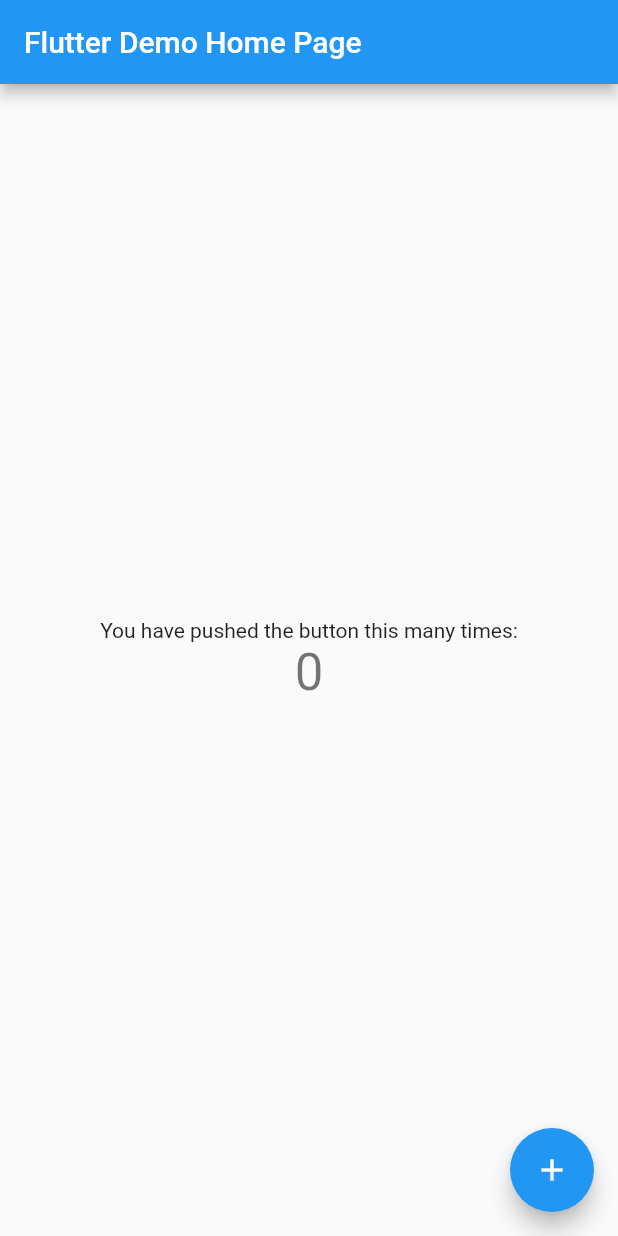
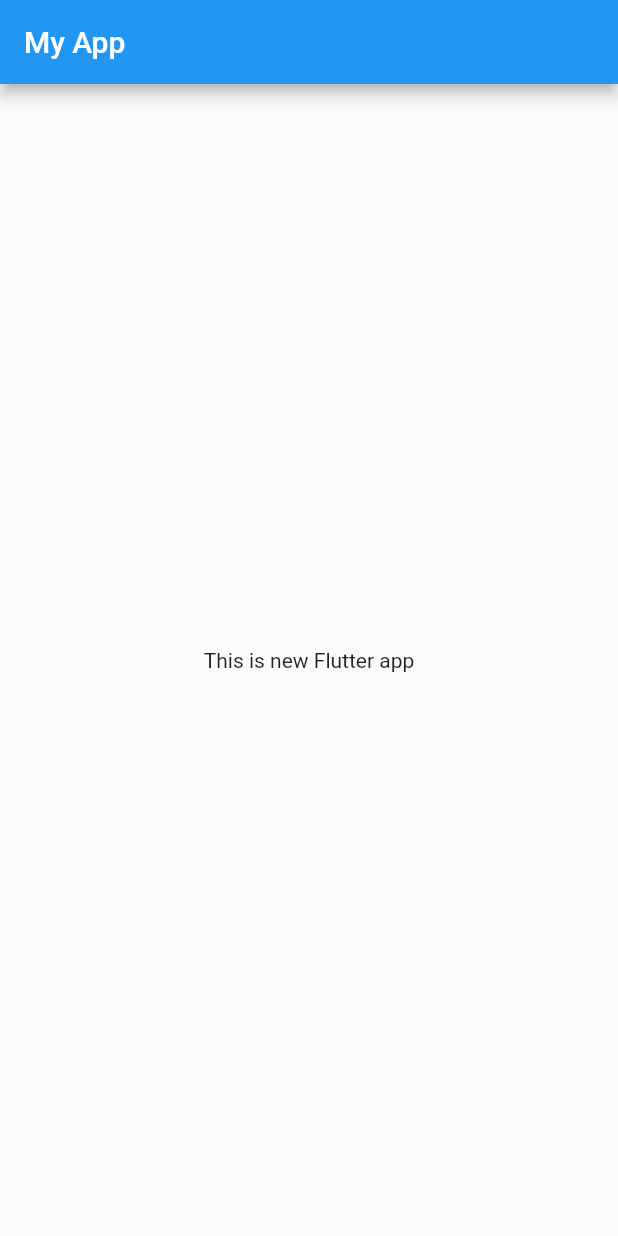
Before and after one commit to Mehar-IT/Flutter-Project, a Flutter app: the screen it shows after launch, on a phone screen of 412 x 824 dp. Run offline on Flutter 3.47's test engine with Material 2 defaults, Android fonts, the phone set to English and light mode, and no system bars.

Commit message:
First Chp completed

```diff
--- /dev/null
+++ b/lib/first_Screen.dart
@@ -0,0 +1,17 @@
+import 'package:flutter/material.dart';
+
+class MyHome extends StatelessWidget {
+  @override
+  Widget build(BuildContext context) {
+    return Scaffold(
+      appBar: AppBar(
+        title: Text('My App'),
+      ),
+      body: Center(
+        child: Container(
+          child: Text("This is new Flutter app"),
+        ),
+      ),
+    );
+  }
+}
--- a/lib/main.dart
+++ b/lib/main.dart
@@ -1,113 +1,16 @@
 import 'package:flutter/material.dart';
+import 'package:new_application/first_Screen.dart';
 
 void main() {
   runApp(MyApp());
 }
 
 class MyApp extends StatelessWidget {
-  // This widget is the root of your application.
   @override
   Widget build(BuildContext context) {
     return MaterialApp(
-      title: 'Flutter Demo',
-      theme: ThemeData(
-        // This is the theme of your application.
-        //
-        // Try running your application with "flutter run". You'll see the
-        // application has a blue toolbar. Then, without quitting the app, try
-        // changing the primarySwatch below to Colors.green and then invoke
-        // "hot reload" (press "r" in the console where you ran "flutter run",
-        // or simply save your changes to "hot reload" in a Flutter IDE).
-        // Notice that the counter didn't reset back to zero; the application
-        // is not restarted.
-        primarySwatch: Colors.blue,
-      ),
-      home: MyHomePage(title: 'Flutter Demo Home Page'),
+      debugShowCheckedModeBanner: false,
+      home: MyHome(),
     );
   }
 }
-
-class MyHomePage extends StatefulWidget {
-  MyHomePage({Key key, this.title}) : super(key: key);
-
-  // This widget is the home page of your application. It is stateful, meaning
-  // that it has a State object (defined below) that contains fields that affect
-  // how it looks.
-
-  // This class is the configuration for the state. It holds the values (in this
-  // case the title) provided by the parent (in this case the App widget) and
-  // used by the build method of the State. Fields in a Widget subclass are
-  // always marked "final".
-
-  final String title;
-
-  @override
-  _MyHomePageState createState() => _MyHomePageState();
-}
-
-class _MyHomePageState extends State<MyHomePage> {
-  int _counter = 0;
-
-  void _incrementCounter() {
-    setState(() {
-      // This call to setState tells the Flutter framework that something has
-      // changed in this State, which causes it to rerun the build method below
-      // so that the display can reflect the updated values. If we changed
-      // _counter without calling setState(), then the build method would not be
-      // called again, and so nothing would appear to happen.
-      _counter++;
-    });
-  }
-
-  @override
-  Widget build(BuildContext context) {
-    // This method is rerun every time setState is called, for instance as done
-    // by the _incrementCounter method above.
-    //
-    // The Flutter framework has been optimized to make rerunning build methods
-    // fast, so that you can just rebuild anything that needs updating rather
-    // than having to individually change instances of widgets.
-    return Scaffold(
-      appBar: AppBar(
-        // Here we take the value from the MyHomePage object that was created by
-        // the App.build method, and use it to set our appbar title.
-        title: Text(widget.title),
-      ),
-      body: Center(
-        // Center is a layout widget. It takes a single child and positions it
-        // in the middle of the parent.
-        child: Column(
-          // Column is also a layout widget. It takes a list of children and
-          // arranges them vertically. By default, it sizes itself to fit its
-          // children horizontally, and tries to be as tall as its parent.
-          //
-          // Invoke "debug painting" (press "p" in the console, choose the
-          // "Toggle Debug Paint" action from the Flutter Inspector in Android
-          // Studio, or the "Toggle Debug Paint" command in Visual Studio Code)
-          // to see the wireframe for each widget.
-          //
-          // Column has various properties to control how it sizes itself and
-          // how it positions its children. Here we use mainAxisAlignment to
-          // center the children vertically; the main axis here is the vertical
-          // axis because Columns are vertical (the cross axis would be
-          // horizontal).
-          mainAxisAlignment: MainAxisAlignment.center,
-          children: <Widget>[
-            Text(
-              'You have pushed the button this many times:',
-            ),
-            Text(
-              '$_counter',
-              style: Theme.of(context).textTheme.headline4,
-            ),
-          ],
-        ),
-      ),
-      floatingActionButton: FloatingActionButton(
-        onPressed: _incrementCounter,
-        tooltip: 'Increment',
-        child: Icon(Icons.add),
-      ), // This trailing comma makes auto-formatting nicer for build methods.
-    );
-  }
-}
```
